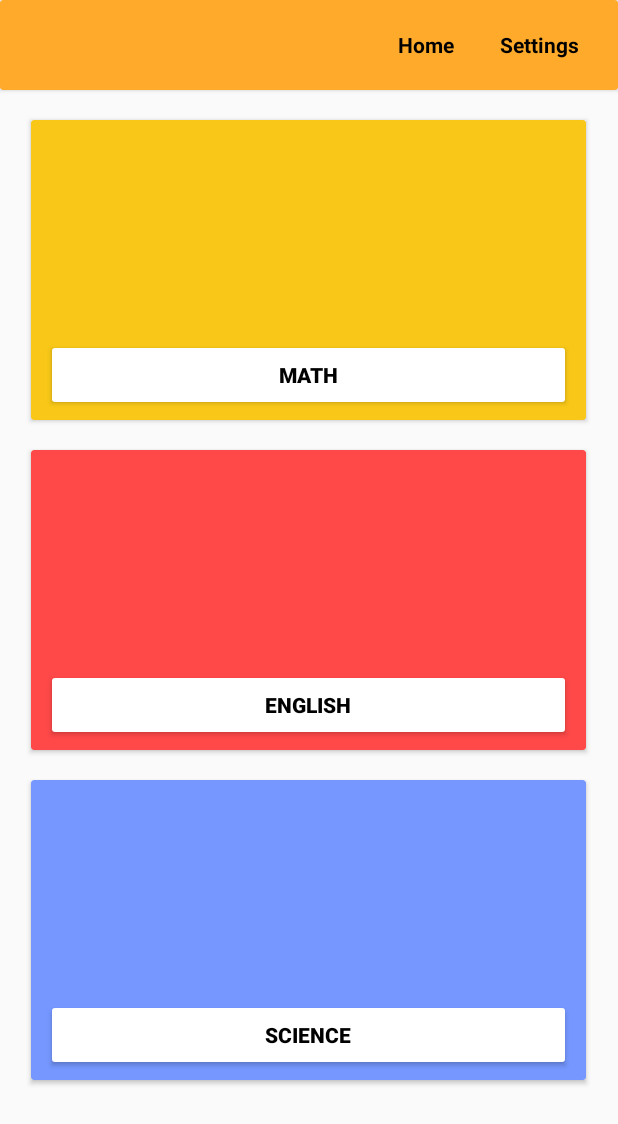
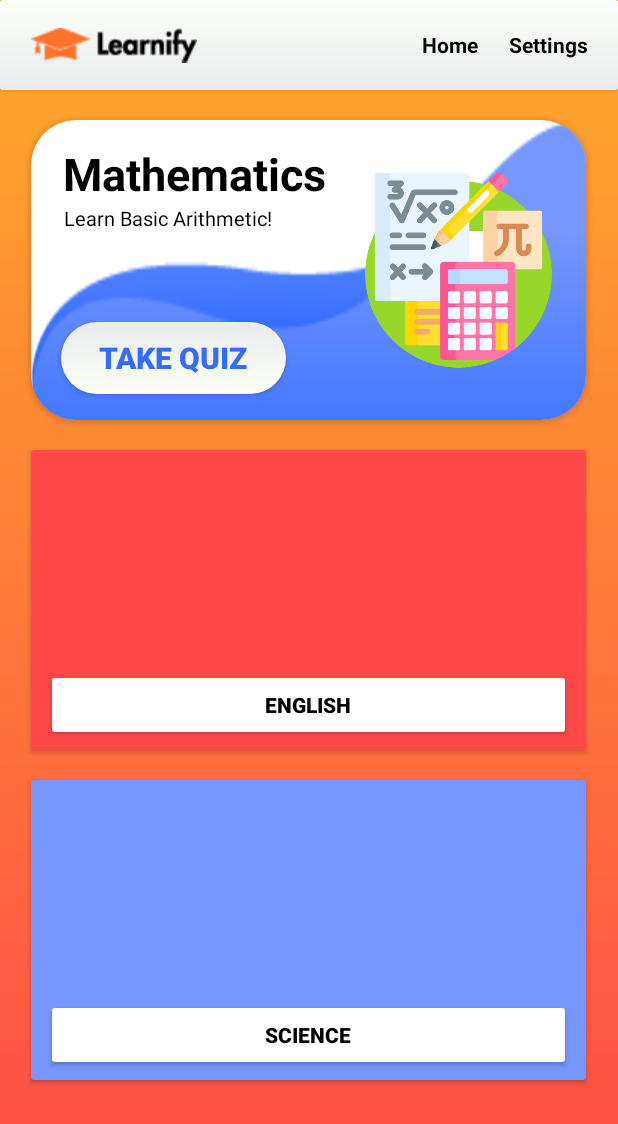
Before and after one commit to Zeerooo-dev/Learnify, an Android app: the main screen opened directly, with no data from a screen before it, on a phone screen of 412 x 824 dp. Shown: the top 1124 px of the screen. Run offline under Robolectric (Android 15) with nearby library versions, the phone set to English and light mode, and no system bars.

Commit message:
Design changes for Login Page and Mathematics Tile

```diff
--- /dev/null
+++ b/app/src/main/res/drawable/btn_gradientwhite.xml
@@ -0,0 +1,8 @@
+<?xml version="1.0" encoding="utf-8"?>
+<shape android:shape="rectangle" xmlns:android="http://schemas.android.com/apk/res/android">
+    <gradient   android:angle="90"
+        android:startColor="@color/white2"
+        android:endColor="@color/white3"
+        />
+    <corners android:radius="30dp"/>
+</shape>
--- /dev/null
+++ b/app/src/main/res/drawable/main_gradient.xml
@@ -0,0 +1,7 @@
+<?xml version="1.0" encoding="utf-8"?>
+<shape android:shape="rectangle" xmlns:android="http://schemas.android.com/apk/res/android">
+    <gradient   android:angle="90"
+        android:startColor="@color/red"
+        android:endColor="@color/orange"
+        />
+</shape>
--- a/app/src/main/res/layout/main.xml
+++ b/app/src/main/res/layout/main.xml
@@ -5,42 +5,54 @@
     android:layout_height="match_parent"
     xmlns:app="http://schemas.android.com/apk/res-auto"
     android:layout_gravity="center"
-    android:orientation="vertical">
+    android:orientation="vertical"
+    android:background="@drawable/main_gradient">
+
+
     <androidx.cardview.widget.CardView
         android:layout_width="match_parent"
-        app:cardBackgroundColor="@color/orange"
-        android:elevation="100dp"
+        android:elevation="200dp"
         android:layout_height="60dp">
+
         <LinearLayout
             android:layout_width="match_parent"
             android:layout_height="match_parent"
-            android:orientation="horizontal"
-            android:layout_gravity="center">
+            android:background="@drawable/bg_gradient"
+            android:orientation="horizontal">
+
+
             <ImageView
                 android:id="@+id/logo"
-                android:layout_width="50dp"
+                android:layout_width="wrap_content"
                 android:layout_height="40dp"
-                android:layout_marginRight="200dp"
-                android:layout_marginLeft="10dp"
-                android:layout_gravity="center"/>
+                android:layout_marginLeft="20dp"
+                android:layout_gravity="start|center"
+                android:src="@drawable/logo1"/>
+
+            <Space
+                android:layout_width="150dp"
+                android:layout_height="match_parent"/>
+
             <TextView
                 android:id="@+id/home"
                 android:layout_width="wrap_content"
-            android:layout_height="match_parent"
-            android:layout_marginRight="20dp"
+                android:layout_height="wrap_content"
                 android:layout_gravity="center"
                 android:gravity="center"
                 android:textStyle="bold"
                 android:clickable="true"
                 android:textColor="@color/black"
-            android:padding="5dp"
                 android:text="Home"/>
+
+            <Space
+                android:layout_width="15dp"
+                android:layout_height="match_parent"/>
+
             <TextView
                 android:id="@+id/settings"
                 android:layout_width="wrap_content"
-            android:layout_height="match_parent"
-            android:gravity="center"
-            android:layout_gravity="center"
+                android:layout_height="wrap_content"
+                android:layout_gravity="center_vertical"
                 android:textStyle="bold"
                 android:textColor="@color/black"
                 android:clickable="true"
@@ -48,30 +60,77 @@
                 android:text="Settings"/>
 
         </LinearLayout>
+
     </androidx.cardview.widget.CardView>
 
     <androidx.cardview.widget.CardView
+        android:id="@+id/l_mathtile"
         android:layout_width="370dp"
         android:layout_height="200dp"
         android:layout_gravity="center"
         android:layout_marginTop="20dp"
-        app:cardBackgroundColor="@color/yellow">
+        app:cardCornerRadius="30dp">
+
+        <FrameLayout
+            android:layout_width="match_parent"
+            android:layout_height="match_parent"
+            android:background="@drawable/blueshape"
+            android:layout_gravity="center"
+            android:orientation="horizontal">
+
         <LinearLayout
             android:layout_width="wrap_content"
+            android:layout_height="match_parent"
+            android:orientation="vertical">
+
+            <Space
+                android:layout_width="match_parent"
+                android:layout_height="15dp"/>
+
+            <TextView
+                android:layout_width="wrap_content"
                 android:layout_height="wrap_content"
-            android:layout_gravity="center"
-            >
+                android:text="Mathematics"
+                android:textSize="30dp"
+                android:textStyle="bold"
+                android:textColor="@color/black"
+                android:layout_marginLeft="21dp"/>
+
+            <TextView
+                android:layout_width="wrap_content"
+                android:layout_height="wrap_content"
+                android:text="Learn Basic Arithmetic!"
+                android:textSize="13sp"
+                android:textColor="@color/black"
+                android:layout_marginLeft="22dp"/>
+
+            <Space
+                android:layout_width="match_parent"
+                android:layout_height="60dp"/>
+
 
             <Button
                 android:id="@+id/l_math"
-                android:layout_width="350dp"
+                android:layout_width="150dp"
                 android:layout_height="wrap_content"
-                android:layout_marginTop="140dp"
-                android:backgroundTint="@color/white"
-                android:text="Math"
-                android:textColor="@color/black"
-                android:textStyle="bold" />
+                android:layout_marginLeft="20dp"
+                android:layout_gravity="left"
+                android:background="@drawable/btn_gradientwhite"
+                android:text="Take Quiz"
+                android:textColor="@color/blue2"
+                android:textSize="20sp"
+                android:textStyle="bold"/>
+
         </LinearLayout>
+
+            <ImageView
+                android:layout_gravity="end"
+                android:layout_marginEnd="20dp"
+                android:layout_width="130dp"
+                android:layout_height="wrap_content"
+                android:src="@drawable/mathematics"/>
+
+        </FrameLayout>
 
     </androidx.cardview.widget.CardView>
 
--- a/app/src/main/res/values/colors.xml
+++ b/app/src/main/res/values/colors.xml
@@ -13,4 +13,5 @@
     <color name="b_4">#64B134</color>
     <color name="white2">#FCFFF7</color>
     <color name="white3">#E9EBED</color>
+    <color name="blue2">#316CFF</color>
 </resources>
```
Also changed, not shown: app/src/main/res/drawable/btn_gradientblue.xml (added, +8 -0 lines), app/src/main/res/layout/activity_main.xml (+26 -19 lines), app/src/main/res/drawable/blueshape.png (added), app/src/main/res/drawable/btn_gradientorange.xml (renamed from app/src/main/res/drawable/btn_gradient.xml), app/src/main/res/drawable/logo1.png (added), app/src/main/res/drawable/logo2.png (added), app/src/main/res/drawable/mathematics.png (added). Lines whose indentation alone changed are shown as unchanged.
